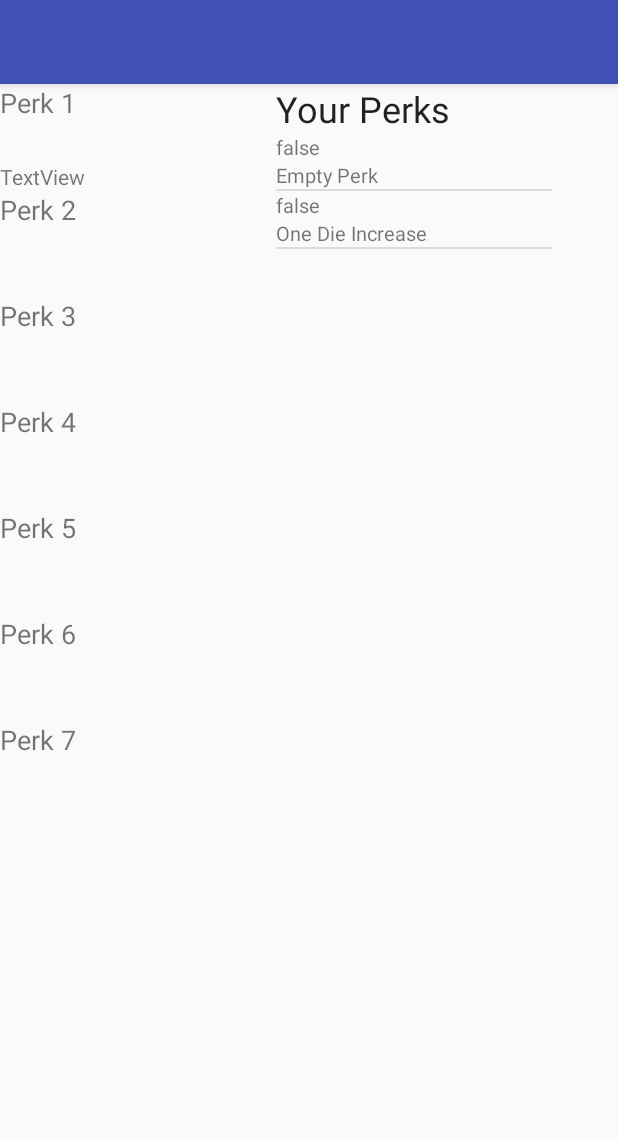
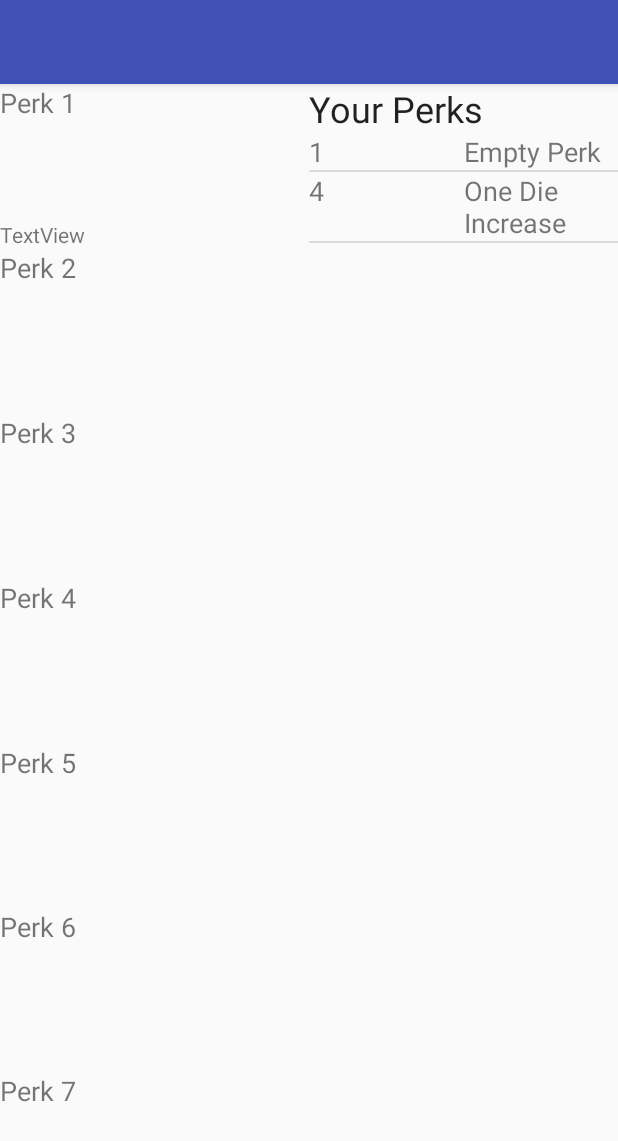
Before and after one commit to TheVanillaBean/OnARoll, an Android app: the PerkCustomization screen opened directly, with no data from a screen before it, on a phone screen of 412 x 824 dp. Shown: the top 1141 px of the screen. Run offline under Robolectric (Android 15) with nearby library versions, the phone set to English and light mode, and no system bars.

Commit message:
Perk Customization now with excellent List View 10/10
Seriously it took me some time to figure this out.
I'm very pleased and will be able to adapt this concept to many other areas of the project.

```diff
--- a/app/src/main/java/com/onarollapp/onaroll/Controller/PerkCustomization.java
+++ b/app/src/main/java/com/onarollapp/onaroll/Controller/PerkCustomization.java
@@ -123,7 +123,7 @@ public class PerkCustomization extends AppCompatActivity {
             TextView amountAvailable = (TextView) rowView.findViewById(R.id.amount_available);
 
             title.setText(perks.get(position).perk.title);
-            amountAvailable.setText(perks.get(position).amountAvailable);
+            amountAvailable.setText(Integer.toString(perks.get(position).amountAvailable));
 
             return rowView;
         }
--- a/app/src/main/java/com/onarollapp/onaroll/Perks/EmptyPerk.java
+++ b/app/src/main/java/com/onarollapp/onaroll/Perks/EmptyPerk.java
@@ -11,6 +11,7 @@ public class EmptyPerk extends Perk {
     public EmptyPerk() {
         this.title = "Empty Perk";
         this.description = "";
+        this.id = "2";
     }
 
     @Override
--- a/app/src/main/res/layout/content_perk_customization.xml
+++ b/app/src/main/res/layout/content_perk_customization.xml
@@ -9,8 +9,8 @@
     tools:showIn="@layout/activity_perk_customization">
 
     <LinearLayout
-        android:layout_width="368dp"
-        android:layout_height="495dp"
+        android:layout_width="match_parent"
+        android:layout_height="match_parent"
         android:orientation="horizontal"
         android:weightSum="1"
         tools:layout_editor_absoluteX="8dp"
--- a/app/src/main/res/layout/perk_customization_list_row.xml
+++ b/app/src/main/res/layout/perk_customization_list_row.xml
@@ -3,37 +3,36 @@
     android:id="@+id/row_container"
     android:layout_width="match_parent"
     android:layout_height="match_parent"
-    android:orientation="vertical"
+    android:baselineAligned="false"
+    android:orientation="horizontal"
     android:weightSum="1">
 
     <LinearLayout
         android:layout_width="match_parent"
         android:layout_height="match_parent"
-        android:orientation="horizontal"
-        android:layout_weight="0.5">
+        android:layout_weight="0.5"
+        android:orientation="horizontal">
 
         <TextView
             android:id="@+id/amount_available"
-            android:layout_width="wrap_content"
-            android:layout_height="wrap_content"
-            android:layout_weight="1"
+            android:layout_width="match_parent"
+            android:layout_height="match_parent"
             android:text="@+id/label2"
-            android:textSize="20px"></TextView>
+            android:textSize="18sp" />
     </LinearLayout>
 
     <LinearLayout
         android:layout_width="match_parent"
         android:layout_height="match_parent"
-        android:orientation="horizontal"
-        android:layout_weight="0.5">
+        android:layout_weight="0.5"
+        android:orientation="horizontal">
 
         <TextView
             android:id="@+id/perk_title"
-            android:layout_width="wrap_content"
-            android:layout_height="wrap_content"
-            android:layout_weight="1"
+            android:layout_width="match_parent"
+            android:layout_height="match_parent"
             android:text="@+id/label"
-            android:textSize="20px"></TextView>
+            android:textSize="18sp" />
 
     </LinearLayout>
 
```
